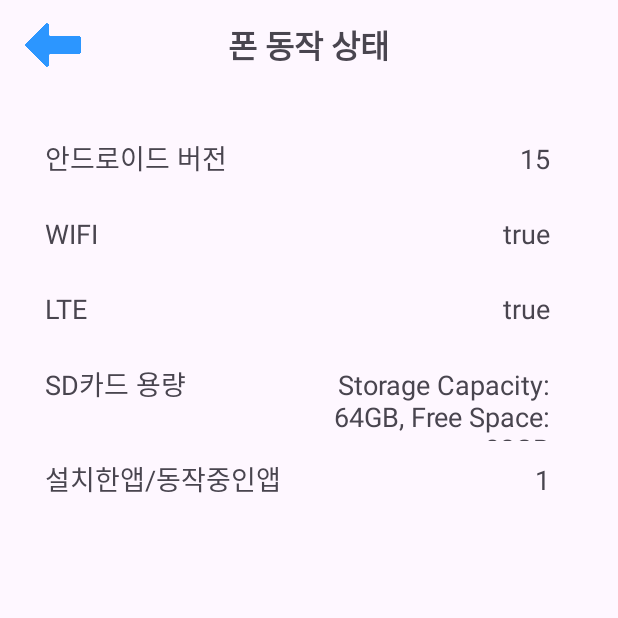
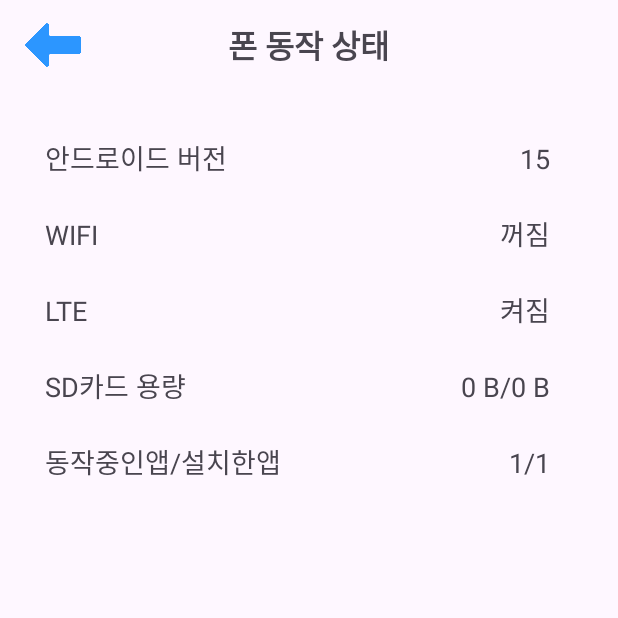
Before and after one commit to waitle/PersonalDiary, an Android app: the DeviceStatus_View screen opened directly, with no data from a screen before it, on a phone screen of 412 x 824 dp, the top half of it. Run offline under Robolectric (Android 15) with nearby library versions, the phone set to English and light mode, and no system bars.

Commit message:
device status added

```diff
--- a/app/src/main/AndroidManifest.xml
+++ b/app/src/main/AndroidManifest.xml
@@ -2,6 +2,8 @@
 <manifest xmlns:android="http://schemas.android.com/apk/res/android"
     xmlns:tools="http://schemas.android.com/tools">
     <uses-permission android:name="android.permission.INTERNET"/>
+    <uses-permission android:name="android.permission.ACCESS_WIFI_STATE"/>
+    <uses-permission android:name="android.permission.ACCESS_NETWORK_STATE" />
 
     <application
         android:allowBackup="true"
--- a/app/src/main/java/com/softengnier/personaldiary/DeviceStatus_View.java
+++ b/app/src/main/java/com/softengnier/personaldiary/DeviceStatus_View.java
@@ -2,45 +2,118 @@ package com.softengnier.personaldiary;
 
 import androidx.appcompat.app.AppCompatActivity;
 
+import android.app.ActivityManager;
+import android.content.Context;
+import android.content.pm.PackageManager;
+import android.net.ConnectivityManager;
+import android.net.Network;
+import android.net.NetworkInfo;
+import android.net.wifi.WifiManager;
 import android.os.Bundle;
+import android.os.Environment;
+import android.os.StatFs;
+import android.telephony.TelephonyManager;
+import android.util.Log;
 import android.widget.ImageButton;
 import android.widget.TextView;
 
+import java.io.File;
+import java.util.List;
+
 public class DeviceStatus_View extends AppCompatActivity {
 
+    boolean isWifiConn = false;
+    boolean isMobileConn = false;
     @Override
     protected void onCreate(Bundle savedInstanceState) {
         super.onCreate(savedInstanceState);
         setContentView(R.layout.activity_device_status);
         ImageButton backBtn = findViewById(R.id.btn_rtnHome_status);
-        // Set a click listener on the back button
         backBtn.setOnClickListener(v -> {
-            // Finish the current activity
             finish();
         });
 
         TextView versionTxt = findViewById(R.id.text_andoridVersion_status);
         versionTxt.setText(android.os.Build.VERSION.RELEASE);
 
+        checkNetworkConn();
         TextView wifiStatus = findViewById(R.id.text_wifi_status);
-        wifiStatus.setText(String.valueOf(isWifiEnabled()));
-
+        wifiStatus.setText(isWifiConn? "켜짐" : "꺼짐");
         TextView cellularStatus = findViewById(R.id.text_cellular_status);
-        cellularStatus.setText(String.valueOf(isCellularEnabled()));
+        cellularStatus.setText(isMobileConn? "켜짐" : "꺼짐");
 
         TextView storageStatus = findViewById(R.id.text_storage_status);
         storageStatus.setText(getStorageStatus());
 
+        TextView appStatus = findViewById(R.id.text_appCount_status);
+        appStatus.setText(getInstalledPackage());
+
+//        wifiStatus.setText(String.valueOf(isWifiEnabled()));
+//
+//        cellularStatus.setText(String.valueOf(isCellularEnabled()));
+//
+
 
     }
 
-    private boolean isWifiEnabled() {
-        return true;
+    private void checkNetworkConn(){
+        ConnectivityManager connMgr =
+                (ConnectivityManager) getSystemService(Context.CONNECTIVITY_SERVICE);
+        for (Network network : connMgr.getAllNetworks()) {
+            NetworkInfo networkInfo = connMgr.getNetworkInfo(network);
+            if (networkInfo.getType() == ConnectivityManager.TYPE_WIFI) {
+                isWifiConn |= networkInfo.isConnected();
+            }
+            if (networkInfo.getType() == ConnectivityManager.TYPE_MOBILE) {
+                isMobileConn |= networkInfo.isConnected();
+            }
+        }
+        Log.d("Device_STAT", "Wifi connected: " + isWifiConn);
+        Log.d("Device_STAT", "Mobile connected: " + isMobileConn);
+    }
+    private String isWifiEnabled() {
+        WifiManager wifiManager = (WifiManager)this.getApplicationContext().getSystemService(Context.WIFI_SERVICE);
+        int status = wifiManager.getWifiState();
+        if (status == WifiManager.WIFI_STATE_ENABLED) {
+            return "켜짐";
+        } else {
+            return "꺼짐";
+        }
     }
     private boolean isCellularEnabled() {
-        return true;
+        // Get the Connectivity Manager
+        ConnectivityManager cm = (ConnectivityManager) getApplicationContext().getSystemService(Context.CONNECTIVITY_SERVICE);
+
+        // Get active network info
+        NetworkInfo activeNetwork = cm.getActiveNetworkInfo();
+
+        // Check if there is an active network and it's mobile
+        if (activeNetwork != null && activeNetwork.getType() == ConnectivityManager.TYPE_MOBILE) {
+            // Check if the mobile network is actually connected (data is enabled)
+            TelephonyManager telManager = (TelephonyManager) getApplicationContext().getSystemService(Context.TELEPHONY_SERVICE);
+            return telManager.getDataState() == TelephonyManager.DATA_CONNECTED;
+        }
+
+        return false;
     }
     private String getStorageStatus() {
-        return "Storage Capacity: 64GB, Free Space: 32GB";
+        //get device storage size
+        long totalSpace = StorageUtils.getTotalStorageSpaceInBytes();
+        long freeSpace = StorageUtils.getFreeStorageSpaceInBytes();
+
+        String totalSpaceFormatted = StorageUtils.bytesToHumanReadable(totalSpace);
+        String freeSpaceFormatted = StorageUtils.bytesToHumanReadable(freeSpace);
+
+        return freeSpaceFormatted+"/"+totalSpaceFormatted;
     }
+
+    private String getInstalledPackage(){
+        //get installed package list
+        ActivityManager activityManager = (ActivityManager) getSystemService(Context.ACTIVITY_SERVICE);
+        List<ActivityManager.RunningAppProcessInfo> processes = activityManager.getRunningAppProcesses();
+        PackageManager packageManager = getApplicationContext().getPackageManager();
+        return processes.size()+"/"+packageManager.getInstalledPackages(0).size();
+
+    }
+
 }
--- /dev/null
+++ b/app/src/main/java/com/softengnier/personaldiary/StorageUtils.java
@@ -0,0 +1,36 @@
+package com.softengnier.personaldiary;
+
+import android.os.Environment;
+import android.os.StatFs;
+
+import java.io.File;
+
+public class StorageUtils {
+
+    public static long getTotalStorageSpaceInBytes() {
+        File path = Environment.getDataDirectory();
+        StatFs stat = new StatFs(path.getPath());
+        long blockSize = stat.getBlockSizeLong();
+        long totalBlocks = stat.getBlockCountLong();
+        return totalBlocks * blockSize;
+    }
+
+    public static long getFreeStorageSpaceInBytes() {
+        File path = Environment.getDataDirectory();
+        StatFs stat = new StatFs(path.getPath());
+        long blockSize = stat.getBlockSizeLong();
+        long availableBlocks = stat.getAvailableBlocksLong();
+        return availableBlocks * blockSize;
+    }
+
+    // Helper methods for converting bytes to more readable units
+    public static String bytesToHumanReadable(long bytes) {
+        // ... (Implementation to convert bytes to KB, MB, GB, etc.)
+        //convert bytes to KB, MB, GB, etc.
+        if (bytes < 1024) return bytes + " B";
+        int exp = (int) (Math.log(bytes) / Math.log(1024));
+        String pre = "KMGTPE".charAt(exp-1) + "B";
+        return String.format("%.1f %s", bytes / Math.pow(1024, exp), pre);
+    }
+
+}
--- a/app/src/main/java/com/softengnier/personaldiary/WebSearch_View.java
+++ b/app/src/main/java/com/softengnier/personaldiary/WebSearch_View.java
@@ -35,6 +35,8 @@ public class WebSearch_View extends AppCompatActivity {
         webView = findViewById(R.id.webView_browser);
         webView.getSettings().setJavaScriptEnabled(true);
         webView.getSettings().setBuiltInZoomControls(true);
+        webView.loadUrl("http://www.google.com");
+        urlInput.setText("http://www.google.com");
 
         searchBtn.setOnClickListener(new View.OnClickListener() {
             @Override
@@ -53,9 +55,7 @@ public class WebSearch_View extends AppCompatActivity {
 
             @Override
             public boolean shouldOverrideUrlLoading(WebView view, WebResourceRequest request) {
-
                 view.loadUrl(request.getUrl().toString());
-
                 return true;
             }
         });
--- a/app/src/main/res/layout/activity_device_status.xml
+++ b/app/src/main/res/layout/activity_device_status.xml
@@ -121,7 +121,7 @@
             android:layout_columnWeight="1.2"
             android:layout_height="50sp"
             android:gravity="center_vertical"
-            android:text="설치한앱/동작중인앱"
+            android:text="동작중인앱/설치한앱"
             android:textSize="18sp"/>
 
         <TextView
--- a/app/src/main/res/layout/activity_web_search.xml
+++ b/app/src/main/res/layout/activity_web_search.xml
@@ -9,7 +9,7 @@
     <LinearLayout
         android:id="@+id/toolbar"
         android:layout_width="match_parent"
-        android:layout_height="110dp"
+        android:layout_height="100dp"
         android:orientation="vertical"
         app:layout_constraintTop_toTopOf="parent">
 
```
Also changed, not shown: app/src/main/java/com/softengnier/personaldiary/ContactDetail_View.java (+36 -20 lines).
